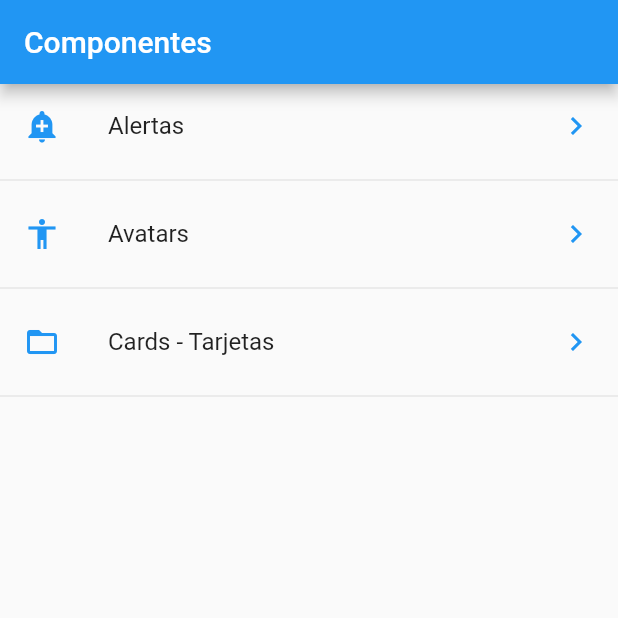
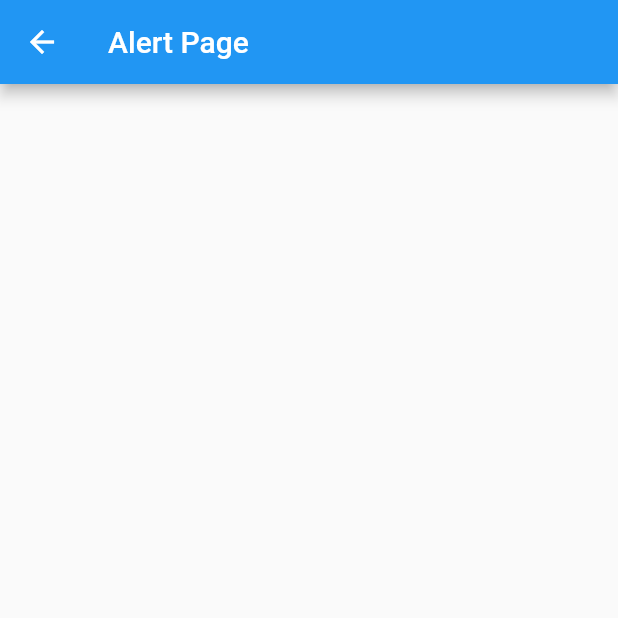
Before and after one commit to Draw507/u-flutter, a Flutter app: the screen it shows after launch, after a tap on "Alertas", on a phone screen of 412 x 824 dp, the top half of it. Run offline on Flutter 3.47's test engine with Material 2 defaults, Android fonts, the phone set to English and light mode, and no system bars.

Commit message:
feat(seccion 6): navegar a una pagina

```diff
--- /dev/null
+++ b/seccion6/componentes/lib/src/pages/alert_page.dart
@@ -0,0 +1,12 @@
+import 'package:flutter/material.dart';
+
+class AlertPage extends StatelessWidget {
+  @override
+  Widget build(BuildContext context) {
+    return Scaffold(
+      appBar: AppBar(
+        title: Text('Alert Page'),
+      ),
+    );
+  }
+}
--- a/seccion6/componentes/lib/src/pages/home_page.dart
+++ b/seccion6/componentes/lib/src/pages/home_page.dart
@@ -1,3 +1,4 @@
+import 'package:componentes/src/pages/alert_page.dart';
 import 'package:flutter/material.dart';
 import 'package:componentes/src/providers/menu_provider.dart';
 import 'package:componentes/src/utils/icono_string_util.dart';
@@ -19,13 +20,13 @@ class HomePage extends StatelessWidget {
       initialData: [],
       builder: (context, AsyncSnapshot<List<dynamic>> snapshot) {
         return ListView(
-          children: _listaItems(snapshot.data),
+          children: _listaItems(snapshot.data, context),
         );
       },
     );
   }
 
-  List<Widget> _listaItems(List<dynamic> data) {
+  List<Widget> _listaItems(List<dynamic> data, BuildContext context) {
     final List<Widget> opciones = [];
 
     data.forEach((opt) {
@@ -33,7 +34,12 @@ class HomePage extends StatelessWidget {
         title: Text(opt['texto']),
         leading: getIcon(opt['icon']),
         trailing: Icon(Icons.keyboard_arrow_right, color: Colors.blue),
-        onTap: () {},
+        onTap: () {
+          final route = MaterialPageRoute(builder: (context) {
+            return AlertPage();
+          });
+          Navigator.push(context, route);
+        },
       );
 
       opciones..add(widgetTemp)..add(Divider());
```
Also changed, not shown: seccion6/componentes/lib/src/pages/avatar_page.dart (added, +12 -0 lines).
